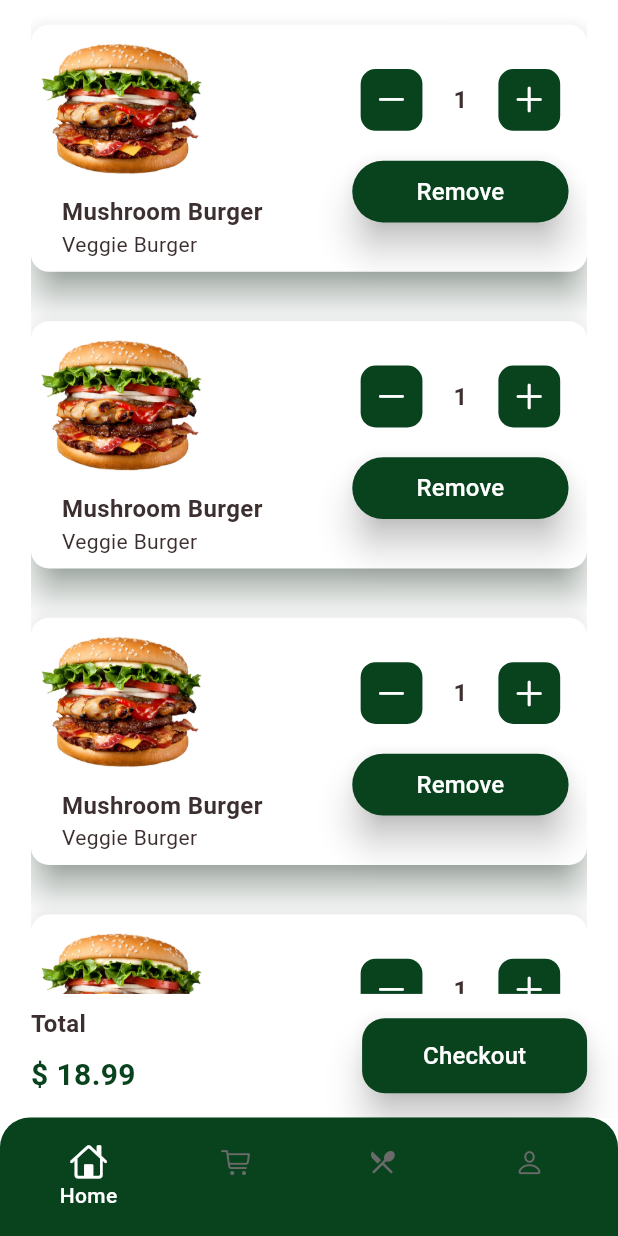
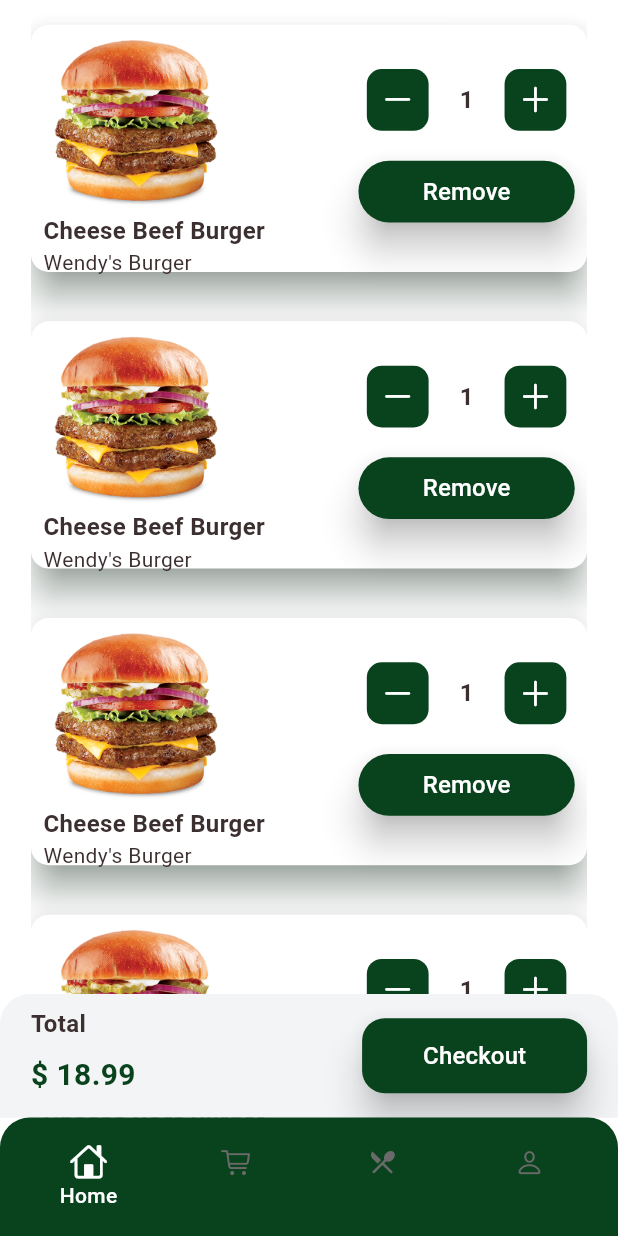
Before and after one commit to M-Waleed-Elsherbeny/Hungry-App, a Flutter app: the screen it shows after launch, swiped to page 2, on a phone screen of 412 x 824 dp. Run offline on Flutter 3.47's test engine with Material 3 defaults, Android fonts, the phone set to English and light mode, and no system bars; our stand-ins replace flutter_svg, google_fonts.

Commit message:
Finish Cart UI

```diff
--- a/lib/core/styles/fonts/app_text_style.dart
+++ b/lib/core/styles/fonts/app_text_style.dart
@@ -6,45 +6,54 @@ class AppTextStyle {
     color: AppColors.kPrimaryColor,
     fontSize: 20,
     fontWeight: FontWeight.bold,
+    overflow: TextOverflow.ellipsis,
   );
   static const TextStyle textGreen18W500 = TextStyle(
     color: AppColors.kPrimaryColor,
     fontSize: 18,
     fontWeight: FontWeight.w500,
+    overflow: TextOverflow.ellipsis,
   );
   static const TextStyle textBrown16W600 = TextStyle(
     color: AppColors.kBrownColor,
     fontSize: 16,
     fontWeight: FontWeight.w600,
+    overflow: TextOverflow.ellipsis,
   );
   static const TextStyle textBrown16W400 = TextStyle(
     color: AppColors.kBrownColor,
     fontSize: 16,
     fontWeight: FontWeight.w400,
+    overflow: TextOverflow.ellipsis,
   );
   static const TextStyle textBrown14W400 = TextStyle(
     color: AppColors.kBrownColor,
     fontSize: 14,
     fontWeight: FontWeight.w400,
+    overflow: TextOverflow.ellipsis,
   );
   static const TextStyle textWhite14W600 = TextStyle(
     color: AppColors.kWhiteColor,
     fontSize: 14,
     fontWeight: FontWeight.w600,
+    overflow: TextOverflow.ellipsis,
   );
   static const TextStyle textWhite16W500 = TextStyle(
     color: AppColors.kWhiteColor,
     fontSize: 16,
     fontWeight: FontWeight.w500,
+    overflow: TextOverflow.ellipsis,
   );
   static const TextStyle textWhite14W400 = TextStyle(
     color: AppColors.kWhiteColor,
     fontSize: 14,
     fontWeight: FontWeight.w400,
+    overflow: TextOverflow.ellipsis,
   );
   static const TextStyle textGrey18W500 = TextStyle(
     color: AppColors.kGreyColor,
     fontSize: 18,
     fontWeight: FontWeight.w500,
+    overflow: TextOverflow.ellipsis,
   );
 }
--- a/lib/features/cart/view/cart_view.dart
+++ b/lib/features/cart/view/cart_view.dart
@@ -4,8 +4,7 @@ import 'package:hungry_app/core/styles/assets/app_assets.dart';
 import 'package:hungry_app/core/styles/colors/app_colors.dart';
 import 'package:hungry_app/core/styles/fonts/app_text_style.dart';
 import 'package:hungry_app/core/utils/spacer.dart';
-import 'package:hungry_app/features/cart/widgets/custom_add_remove_buttons.dart';
-import 'package:hungry_app/features/cart/widgets/custom_cart_image_with_desc.dart';
+import 'package:hungry_app/features/cart/widgets/custom_cart_card.dart';
 
 class CartView extends StatefulWidget {
   const CartView({super.key});
@@ -15,51 +14,47 @@ class CartView extends StatefulWidget {
 }
 
 class _CartViewState extends State<CartView> {
-  int initialTotal = 1;
+  late List<int> qty;
+  @override
+  void initState() {
+    qty = List.generate(15, (_) => 1);
+    super.initState();
+  }
+
   @override
   Widget build(BuildContext context) {
     double deviceHeight = MediaQuery.of(context).size.height;
     double deviceWidth = MediaQuery.of(context).size.width;
     return Scaffold(
+      appBar: AppBar(
+        toolbarHeight: 0,
+        scrolledUnderElevation: 0,
+        backgroundColor: AppColors.kWhiteColor,
+      ),
       body: Padding(
         padding: EdgeInsets.symmetric(horizontal: deviceWidth * 0.05),
         child: ListView.builder(
           padding: EdgeInsets.only(bottom: deviceHeight * 0.1),
-          itemCount: 4,
+          itemCount: qty.length,
           itemBuilder: (_, index) {
-            return Card(
-              margin: EdgeInsets.only(
-                top: deviceHeight * 0.02,
-                bottom: deviceHeight * 0.02,
-              ),
-              color: AppColors.kWhiteColor,
-              elevation: 10,
-              shadowColor: AppColors.kPrimaryColor,
-              child: Row(
-                children: [
-                  const CustomCartImageWithDesc(
-                    image: AppAssets.mushroomBurger,
-                    title: "Mushroom Burger",
-                    description: "Veggie Burger",
-                  ),
-                  const Spacer(),
-                  CustomAddRemoveButtons(
-                    onTopRemoveButton: () {},
+            return CustomCartCard(
+              image: AppAssets.cheeseBeefBurger,
+              title: "Cheese Beef Burger",
+              description: "Wendy's Burger",
+              quantity: qty[index],
               onTapAddButton: () {
                 setState(() {
-                        initialTotal++;
+                  qty[index]++;
                 });
               },
               onTapMinusButton: () {
-                      if (initialTotal > 1) {
-                        initialTotal--;
-                        setState(() {});
+                if (qty[index] > 1) {
+                  setState(() {
+                    qty[index]--;
+                  });
                 }
               },
-                    increaseValue: initialTotal,
-                  ),
-                ],
-              ),
+              onTapRemoveButton: () {},
             );
           },
         ),
@@ -68,7 +63,13 @@ class _CartViewState extends State<CartView> {
       bottomSheet: Container(
         width: double.infinity,
         height: deviceHeight * 0.1,
-        color: AppColors.kWhiteColor,
+        decoration: const BoxDecoration(
+          color: AppColors.kLightWhiteColor,
+          borderRadius: BorderRadius.only(
+            topLeft: Radius.circular(20),
+            topRight: Radius.circular(20),
+          ),
+        ),
         padding: EdgeInsets.symmetric(
           vertical: deviceHeight * 0.01,
           horizontal: deviceWidth * 0.05,
--- a/lib/features/cart/widgets/custom_add_remove_buttons.dart
+++ /dev/null
@@ -1,45 +0,0 @@
-import 'package:flutter/cupertino.dart';
-import 'package:hungry_app/core/styles/fonts/app_text_style.dart';
-import 'package:hungry_app/core/utils/spacer.dart';
-import 'package:hungry_app/features/cart/widgets/add_and_minus.dart';
-import 'package:hungry_app/features/cart/widgets/custom_cart_button.dart';
-
-class CustomAddRemoveButtons extends StatelessWidget {
-  const CustomAddRemoveButtons({
-    super.key,
-    required this.onTopRemoveButton,
-    required this.onTapAddButton,
-    required this.onTapMinusButton,
-    required this.increaseValue, this.index,
-  });
-  final VoidCallback onTopRemoveButton, onTapAddButton, onTapMinusButton;
-  final int increaseValue;
-  final int? index;
-
-  @override
-  Widget build(BuildContext context) {
-    double deviceHeight = MediaQuery.of(context).size.height;
-    double deviceWidth = MediaQuery.of(context).size.width;
-    return Padding(
-      padding: EdgeInsets.only(right: deviceWidth * 0.03),
-      child: Column(
-        children: [
-          Row(
-            children: [
-              AddAndMinus(
-                icon: CupertinoIcons.minus,
-                onPressed: onTapMinusButton,
-              ),
-              widthSpace(deviceWidth * 0.05),
-              Text("$increaseValue", style: AppTextStyle.textBrown16W600),
-              widthSpace(deviceWidth * 0.05),
-              AddAndMinus(icon: CupertinoIcons.plus, onPressed: onTapAddButton),
-            ],
-          ),
-          heightSpace(deviceHeight * 0.02),
-          CustomCartButton(onPressed: onTopRemoveButton),
-        ],
-      ),
-    );
-  }
-}
--- /dev/null
+++ b/lib/features/cart/widgets/custom_cart_card.dart
@@ -0,0 +1,92 @@
+import 'package:flutter/cupertino.dart';
+import 'package:flutter/material.dart';
+import 'package:hungry_app/core/styles/colors/app_colors.dart';
+import 'package:hungry_app/core/styles/fonts/app_text_style.dart';
+import 'package:hungry_app/core/utils/spacer.dart';
+import 'package:hungry_app/features/cart/widgets/add_and_minus.dart';
+import 'package:hungry_app/features/cart/widgets/custom_cart_button.dart';
+
+class CustomCartCard extends StatelessWidget {
+  const CustomCartCard({
+    super.key,
+    required this.image,
+    required this.title,
+    required this.description,
+    required this.quantity,
+    required this.onTapAddButton,
+    required this.onTapMinusButton,
+    required this.onTapRemoveButton,
+  });
+
+  final String image, title, description;
+  final int quantity;
+  final VoidCallback onTapAddButton, onTapMinusButton, onTapRemoveButton;
+
+  @override
+  Widget build(BuildContext context) {
+    double deviceHeight = MediaQuery.of(context).size.height;
+    double deviceWidth = MediaQuery.of(context).size.width;
+    return Card(
+      margin: EdgeInsets.only(
+        top: deviceHeight * 0.02,
+        bottom: deviceHeight * 0.02,
+      ),
+      color: AppColors.kWhiteColor,
+      elevation: 10,
+      shadowColor: AppColors.kPrimaryColor,
+      child: Padding(
+        padding: EdgeInsets.only(
+          right: deviceWidth * 0.02,
+          left: deviceWidth * 0.02,
+        ),
+        child: Row(
+          children: [
+            SizedBox(
+              width: deviceWidth * 0.5,
+              height: deviceHeight * 0.2,
+              child: Column(
+                crossAxisAlignment: CrossAxisAlignment.start,
+                children: [
+                  Image.asset(image, width: deviceWidth * 0.3),
+                  Column(
+                    crossAxisAlignment: CrossAxisAlignment.start,
+                    children: [
+                      Text(title, style: AppTextStyle.textBrown16W600),
+                      Text(description, style: AppTextStyle.textBrown14W400),
+                      heightSpace(deviceHeight * 0.01),
+                    ],
+                  ),
+                ],
+              ),
+            ),
+            const Spacer(),
+            Column(
+              children: [
+                Row(
+                  children: [
+                    AddAndMinus(
+                      icon: CupertinoIcons.minus,
+                      onPressed: onTapMinusButton,
+                    ),
+                    widthSpace(deviceWidth * 0.05),
+                    Text(
+                      quantity.toString(),
+                      style: AppTextStyle.textBrown16W600,
+                    ),
+                    widthSpace(deviceWidth * 0.05),
+                    AddAndMinus(
+                      icon: CupertinoIcons.plus,
+                      onPressed: onTapAddButton,
+                    ),
+                  ],
+                ),
+                heightSpace(deviceHeight * 0.02),
+                CustomCartButton(onPressed: onTapRemoveButton),
+              ],
+            ),
+          ],
+        ),
+      ),
+    );
+  }
+}
--- a/lib/features/cart/widgets/custom_cart_image_with_desc.dart
+++ /dev/null
@@ -1,36 +0,0 @@
-import 'package:flutter/material.dart';
-import 'package:hungry_app/core/styles/fonts/app_text_style.dart';
-import 'package:hungry_app/core/utils/spacer.dart';
-
-class CustomCartImageWithDesc extends StatelessWidget {
-  const CustomCartImageWithDesc({
-    super.key,
-    required this.image,
-    required this.title,
-    required this.description,
-  });
-  final String image, title, description;
-
-  @override
-  Widget build(BuildContext context) {
-    double deviceHeight = MediaQuery.of(context).size.height;
-    double deviceWidth = MediaQuery.of(context).size.width;
-    return Column(
-      crossAxisAlignment: CrossAxisAlignment.start,
-      children: [
-        Image.asset(image, width: deviceWidth * 0.3),
-        Padding(
-          padding: EdgeInsets.symmetric(horizontal: deviceWidth * 0.05),
-          child: Column(
-            crossAxisAlignment: CrossAxisAlignment.start,
-            children: [
-              Text(title, style: AppTextStyle.textBrown16W600),
-              Text(description, style: AppTextStyle.textBrown14W400),
-              heightSpace(deviceHeight * 0.01),
-            ],
-          ),
-        ),
-      ],
-    );
-  }
-}
--- a/lib/features/home/widgets/card_details_view.dart
+++ b/lib/features/home/widgets/card_details_view.dart
@@ -24,7 +24,7 @@ class CardDetailsView extends StatelessWidget {
       color: AppColors.kWhiteColor,
       shape: RoundedRectangleBorder(borderRadius: BorderRadius.circular(10)),
       child: Padding(
-        padding: EdgeInsets.only(left: deviceWidth * 0.03),
+        padding: EdgeInsets.symmetric(horizontal: deviceWidth * 0.03),
         child: Column(
           children: [
             Image.asset(image, width: deviceWidth * 0.3),
@@ -36,19 +36,20 @@ class CardDetailsView extends StatelessWidget {
                 heightSpace(deviceHeight * 0.015),
                 Row(
                   children: [
-                    IconButton(
-                      onPressed: () {},
-                      icon: const Icon(
+                    GestureDetector(
+                      onTap: () {},
+                      child: const Icon(
                         CupertinoIcons.star_fill,
                         color: Colors.amber,
+                        size: 20,
                       ),
                     ),
+                    widthSpace(deviceWidth * 0.01),
                     Text(rate, style: AppTextStyle.textBrown14W400),
                     const Spacer(),
-                    IconButton(
-                      onPressed: () {},
-
-                      icon: const Icon(
+                    GestureDetector(
+                      onTap: () {},
+                      child: const Icon(
                         CupertinoIcons.heart_fill,
                         color: AppColors.kRedColor,
                       ),
--- a/lib/features/home/widgets/card_grid_view.dart
+++ b/lib/features/home/widgets/card_grid_view.dart
@@ -8,15 +8,17 @@ class CardGridView extends StatelessWidget {
 
   @override
   Widget build(BuildContext context) {
+    double deviceWidth = MediaQuery.of(context).size.width;
+    double deviceHeight = MediaQuery.of(context).size.height;
     return GridView.builder(
       padding: EdgeInsets.zero,
       shrinkWrap: true,
       physics: const NeverScrollableScrollPhysics(),
-      gridDelegate: const SliverGridDelegateWithFixedCrossAxisCount(
+      gridDelegate: SliverGridDelegateWithFixedCrossAxisCount(
         crossAxisCount: 2,
-        crossAxisSpacing: 10,
-        mainAxisSpacing: 10,
-        childAspectRatio: 0.75,
+        crossAxisSpacing: deviceWidth * 0.02,
+        mainAxisSpacing: deviceHeight * 0.02,
+        childAspectRatio: deviceWidth / (deviceHeight * 0.55),
       ),
       itemCount: 10,
       itemBuilder: (_, index) {
```
Lines whose indentation alone changed are shown as unchanged.
